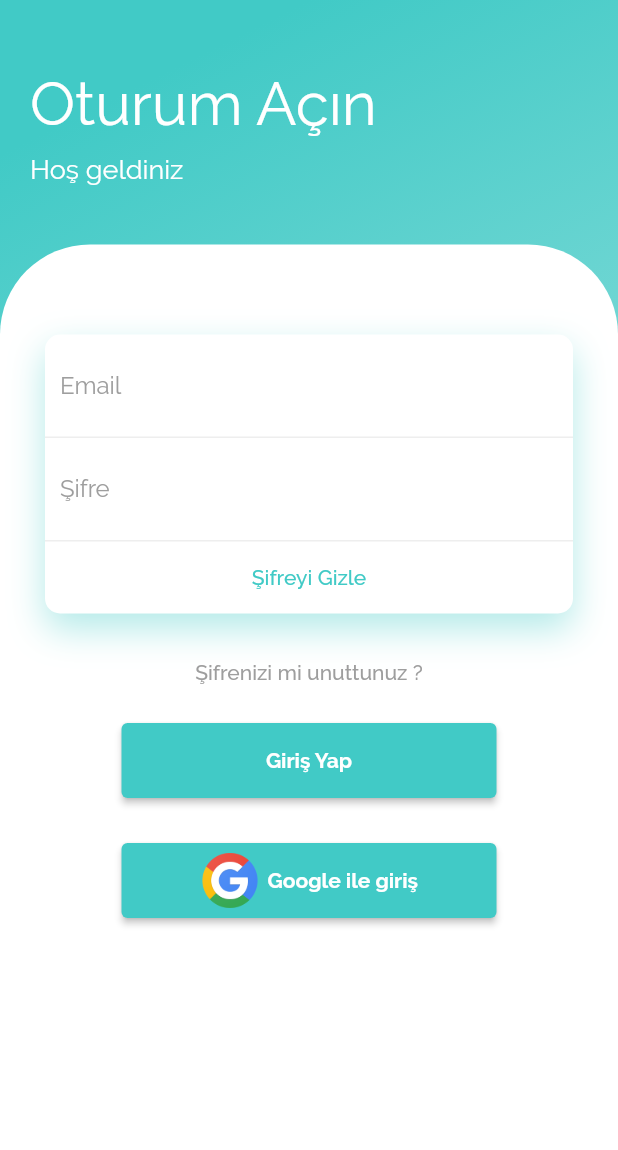
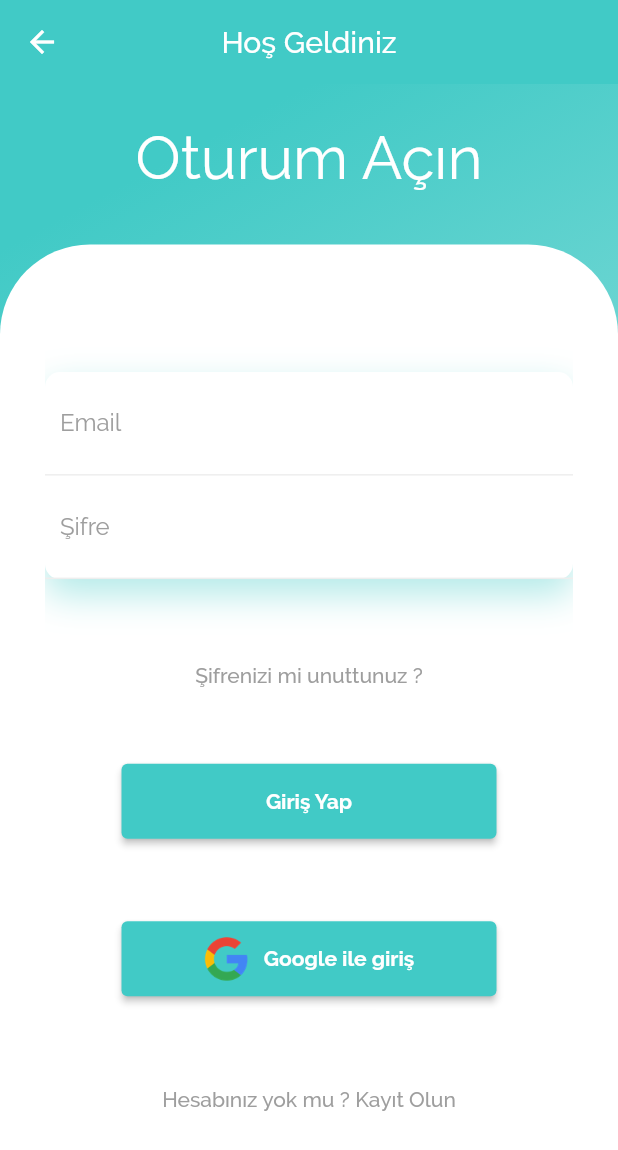
Before and after one commit to atasoy182/TFinderApp, a Flutter app: the LoginPage screen opened directly, after a tap on "Şifrenizi mi unuttunuz ?", on a phone screen of 412 x 824 dp. Shown: the top 1150 px of the screen. Run offline on Flutter 3.47's test engine with Material 2 defaults, Android fonts, the phone set to English and light mode, and no system bars; our stand-ins replace simple_animations.

Commit message:
Fade animation düzeltmeleri yapıldı, login page scrool olabiliyor.

```diff
--- a/lib/Animation/FadeAnimation.dart
+++ b/lib/Animation/FadeAnimation.dart
@@ -4,19 +4,22 @@ import 'package:simple_animations/simple_animations.dart';
 class FadeAnimation extends StatelessWidget {
   final double delay;
   final Widget child;
+  final bool animate;
 
-  FadeAnimation(this.delay, this.child);
+  FadeAnimation(this.delay, this.child, this.animate);
 
   @override
   Widget build(BuildContext context) {
     final tween = MultiTrackTween([
-      Track("opacity").add(Duration(milliseconds: 500), Tween(begin: 0.0, end: 1.0)),
+      Track("opacity")
+          .add(Duration(milliseconds: 500), Tween(begin: 0.0, end: 1.0)),
       Track("translateY").add(
           Duration(milliseconds: 500), Tween(begin: -30.0, end: 0.0),
           curve: Curves.easeOut)
     ]);
 
-    return ControlledAnimation(
+    return animate
+        ? ControlledAnimation(
             delay: Duration(milliseconds: (500 * delay).round()),
             duration: tween.duration,
             tween: tween,
@@ -24,10 +27,9 @@ class FadeAnimation extends StatelessWidget {
             builderWithChild: (context, child, animation) => Opacity(
               opacity: animation["opacity"],
               child: Transform.translate(
-          offset: Offset(0, animation["translateY"]),
-          child: child
+                  offset: Offset(0, animation["translateY"]), child: child),
             ),
-      ),
-    );
+          )
+        : child;
   }
 }
--- a/lib/login_page.dart
+++ b/lib/login_page.dart
@@ -7,22 +7,38 @@ class LoginPage extends StatefulWidget {
   _LoginPageState createState() => _LoginPageState();
 }
 
+bool animateBody = true;
+
 class _LoginPageState extends State<LoginPage> {
-  bool _obscureText = true;
+  PageController _pageController = PageController(initialPage: 0);
 
-  String _password;
-
-  // Toggles the password show status
-  void _toggle() {
-    print("toggled");
-    setState(() {
-      _obscureText = !_obscureText;
+  @override
+  void initState() {
+    animateBody = true;
+    super.initState();
+    WidgetsBinding.instance.addPostFrameCallback((_) {
+      animateBody = false;
     });
   }
 
   @override
   Widget build(BuildContext context) {
     return Scaffold(
+      appBar: AppBar(
+        backgroundColor: turkuazRenk,
+        leading: IconButton(
+          icon: Icon(Icons.arrow_back, color: Colors.white),
+          onPressed: () {
+            return Navigator.of(context).pop();
+          },
+        ),
+        centerTitle: true,
+        title: Text(
+          "Hoş Geldiniz",
+          style: TextStyle(color: Colors.white),
+        ),
+        elevation: 0,
+      ),
       body: Container(
         width: double.infinity,
         decoration: BoxDecoration(
@@ -34,29 +50,23 @@ class _LoginPageState extends State<LoginPage> {
         child: Column(
           crossAxisAlignment: CrossAxisAlignment.start,
           children: <Widget>[
-            SizedBox(
-              height: 25,
-            ),
             Padding(
-              padding: EdgeInsets.all(20),
+              padding: EdgeInsets.all(15),
               child: Column(
                 crossAxisAlignment: CrossAxisAlignment.start,
                 children: <Widget>[
-                  FadeAnimation(
-                      1,
-                      Text(
-                        "Oturum Açın",
-                        style: TextStyle(color: Colors.white, fontSize: 40),
-                      )),
                   SizedBox(
                     height: 10,
                   ),
                   FadeAnimation(
-                      1.3,
-                      Text(
-                        "Hoş geldiniz",
-                        style: TextStyle(color: Colors.white, fontSize: 18),
-                      )),
+                      1,
+                      Center(
+                        child: Text(
+                          "Oturum Açın",
+                          style: TextStyle(color: Colors.white, fontSize: 40),
+                        ),
+                      ),
+                      animateBody),
                 ],
               ),
             ),
@@ -71,7 +81,51 @@ class _LoginPageState extends State<LoginPage> {
                 child: SingleChildScrollView(
                   child: Padding(
                     padding: EdgeInsets.all(30),
-                    child: Column(
+                    child: SizedBox(
+                      height: MediaQuery.of(context).size.height * 7 / 10,
+                      child: PageView.builder(
+                        scrollDirection: Axis.horizontal,
+                        controller: _pageController,
+                        itemCount: 2,
+                        itemBuilder: (ctx, ix) {
+                          print("Index : " + ix.toString());
+                          if (ix == 1) animateBody = false;
+                          return ix == 0 ? loginPageBody() : registerPageBody();
+                        },
+                      ),
+                    ),
+                  ),
+                ),
+              ),
+            )
+          ],
+        ),
+      ),
+    );
+  }
+}
+
+class loginPageBody extends StatefulWidget {
+  @override
+  _loginPageBodyState createState() => _loginPageBodyState();
+}
+
+class _loginPageBodyState extends State<loginPageBody> {
+  bool _obscureText = true;
+  String _password;
+
+  // Toggles the password show status
+  void _toggle() {
+    print("toggled");
+    setState(() {
+      _obscureText = !_obscureText;
+    });
+  }
+
+  @override
+  Widget build(BuildContext context) {
+    return Column(
+      mainAxisAlignment: MainAxisAlignment.spaceEvenly,
       children: <Widget>[
         SizedBox(
           height: 30,
@@ -94,14 +148,12 @@ class _LoginPageState extends State<LoginPage> {
                     padding: EdgeInsets.all(10),
                     decoration: BoxDecoration(
                         border: Border(
-                                            bottom: BorderSide(
-                                                color: Colors.grey[200]))),
+                            bottom: BorderSide(color: Colors.grey[200]))),
                     child: TextField(
                       keyboardType: TextInputType.emailAddress,
                       decoration: InputDecoration(
                           hintText: "Email",
-                                          hintStyle:
-                                              TextStyle(color: Colors.grey),
+                          hintStyle: TextStyle(color: Colors.grey),
                           border: InputBorder.none),
                     ),
                   ),
@@ -109,34 +161,22 @@ class _LoginPageState extends State<LoginPage> {
                     padding: EdgeInsets.all(10),
                     decoration: BoxDecoration(
                         border: Border(
-                                            bottom: BorderSide(
-                                                color: Colors.grey[200]))),
+                            bottom: BorderSide(color: Colors.grey[200]))),
                     child: TextFormField(
                       decoration: InputDecoration(
                           hintText: "Şifre",
-                                          hintStyle:
-                                              TextStyle(color: Colors.grey),
+                          hintStyle: TextStyle(color: Colors.grey),
                           border: InputBorder.none),
                       obscureText: _obscureText,
-                                      validator: (val) => val.length < 6
-                                          ? 'Şifre Çok Kısa'
-                                          : null,
+                      validator: (val) =>
+                          val.length < 6 ? 'Şifre Çok Kısa' : null,
                       onSaved: (val) => _password = val,
                     ),
                   ),
-                                  TextButton(
-                                      onPressed: _toggle,
-                                      child: new Text(
-                                        _obscureText
-                                            ? "Şifreyi Göster"
-                                            : "Şifreyi Gizle",
-                                        style: TextStyle(
-                                          color: turkuazDefault,
-                                        ),
-                                      ))
                 ],
               ),
-                            )),
+            ),
+            animateBody),
         SizedBox(
           height: 15,
         ),
@@ -147,7 +187,8 @@ class _LoginPageState extends State<LoginPage> {
                 child: Text(
                   "Şifrenizi mi unuttunuz ?",
                   style: TextStyle(color: Colors.grey),
-                                ))),
+                )),
+            animateBody),
         SizedBox(
           height: 10,
         ),
@@ -159,17 +200,16 @@ class _LoginPageState extends State<LoginPage> {
             child: ElevatedButton(
               style: ButtonStyle(
                   backgroundColor:
-                                      MaterialStateProperty.all<Color>(
-                                          turkuazDefault)),
+                      MaterialStateProperty.all<Color>(turkuazDefault)),
               onPressed: () {},
               child: Text(
                 "Giriş Yap",
-                                style: TextStyle(
-                                    color: Colors.white,
-                                    fontWeight: FontWeight.bold),
+                style:
+                    TextStyle(color: Colors.white, fontWeight: FontWeight.bold),
               ),
             ),
           ),
+          animateBody,
         ),
         SizedBox(
           height: 30,
@@ -182,41 +222,56 @@ class _LoginPageState extends State<LoginPage> {
               child: ElevatedButton(
                 style: ButtonStyle(
                     backgroundColor:
-                                      MaterialStateProperty.all<Color>(
-                                          turkuazDefault)),
+                        MaterialStateProperty.all<Color>(turkuazDefault)),
                 onPressed: () {},
                 child: Row(
                   children: [
                     Spacer(),
                     Image.asset(
-                                    "assets/images/google.png",
-                                    width: 40,
-                                    height: 40,
+                      "assets/images/google-logo.png",
+                      width: 30,
+                      height: 30,
                       fit: BoxFit.cover,
                     ),
                     SizedBox(
-                                    width: 5,
+                      width: 10,
                     ),
                     Text(
                       "Google ile giriş",
                       style: TextStyle(
-                                        color: Colors.white,
-                                        fontWeight: FontWeight.bold),
+                          color: Colors.white, fontWeight: FontWeight.bold),
                     ),
                     Spacer(),
                   ],
                 ),
               ),
             ),
-                        )
+            animateBody),
+        SizedBox(
+          height: 20,
+        ),
+        FadeAnimation(
+            1.5,
+            TextButton(
+                onPressed: _toggle,
+                child: Text(
+                  "Hesabınız yok mu ? Kayıt Olun",
+                  style: TextStyle(color: Colors.grey),
+                )),
+            animateBody),
       ],
-                    ),
-                  ),
-                ),
-              ),
-            )
-          ],
-        ),
+    );
+  }
+}
+
+class registerPageBody extends StatelessWidget {
+  @override
+  Widget build(BuildContext context) {
+    return Center(
+      child: Container(
+        width: 50,
+        height: 50,
+        color: Colors.red,
       ),
     );
   }
--- a/lib/main.dart
+++ b/lib/main.dart
@@ -13,7 +13,7 @@ class MyApp extends StatelessWidget {
       title: 'T-Finder',
       debugShowCheckedModeBanner: false,
       theme: ThemeData(
-        primarySwatch: Colors.orange,
+        primarySwatch: Colors.cyan,
         fontFamily: "Raleway",
         textTheme: TextTheme(
           headline6: TextStyle(fontFamily: 'Raleway'),
```
Also changed, not shown: assets/images/2.0x/google-logo.png (added), assets/images/3.0x/google-logo.png (added). Lines whose indentation alone changed are shown as unchanged.
